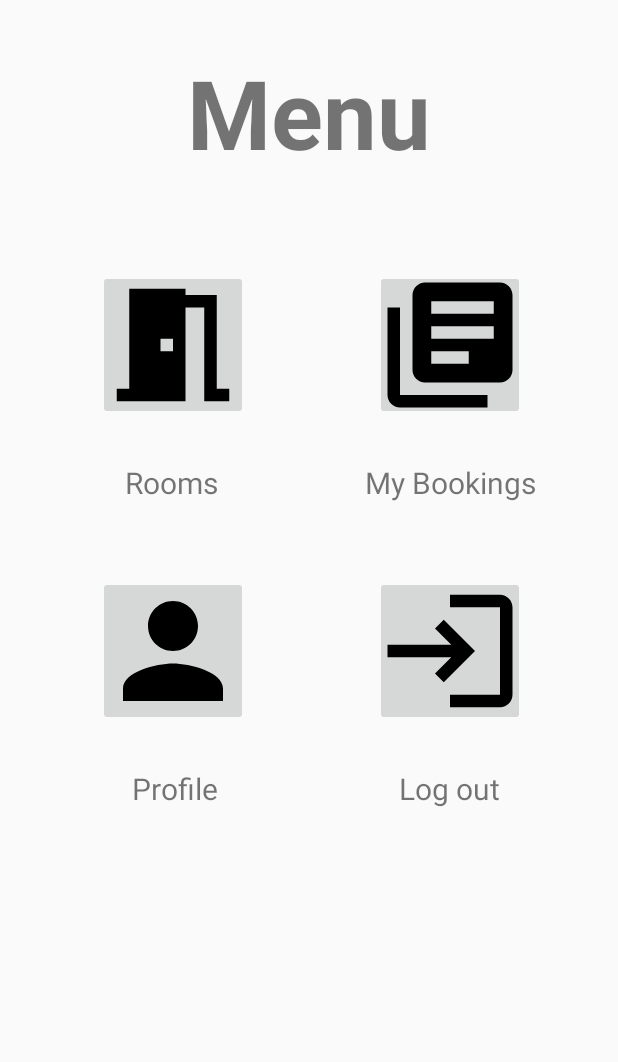
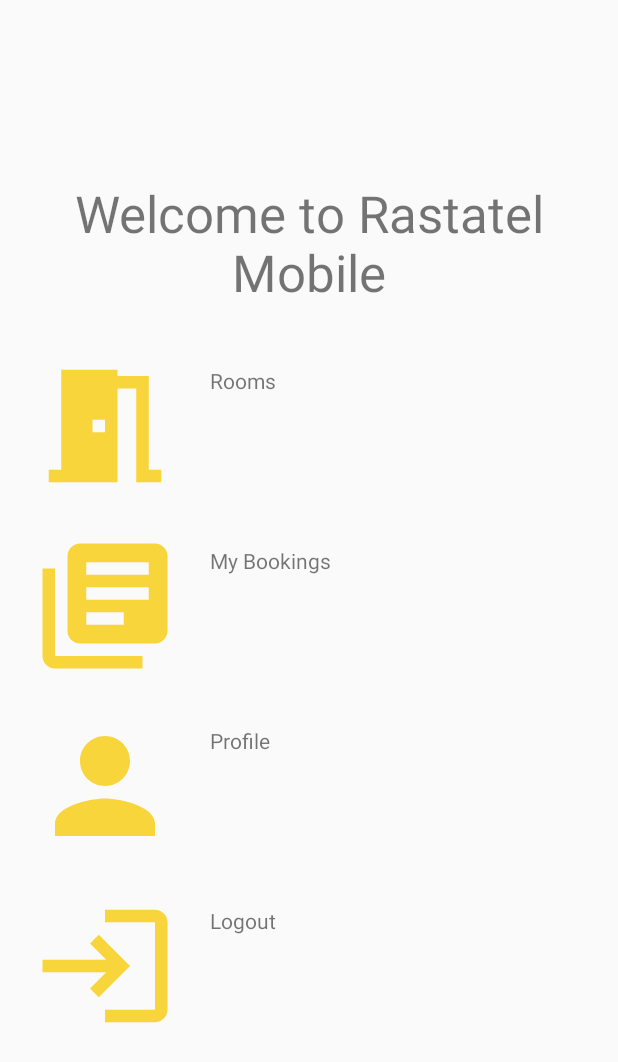
Before and after one commit to mjasper30/HRS-Mobile, an Android app: the Menu screen opened directly, with no data from a screen before it, on a phone screen of 412 x 824 dp. Shown: the top 1062 px of the screen. Run offline under Robolectric (Android 15) with nearby library versions, the phone set to English and light mode, and no system bars.

Commit message:
home.xml - changed the main menu layout and design
ic_booking.xml, ic_logout.xml, ic.profile.xml, ic_rooms.xml - renamed and changed color.

main_menu.xml - changes reverted, ignore this

MainActivity.java - added public void onBackPressed(), makes the user press the back button twice to confirm exiting.

Menu.java - added public void onBackPressed(), makes the user press the back button twice to confirm exiting, renamed IDs to match home.xml .

-Kenneth

```diff
--- a/app/src/main/java/com/macaraeg_jasper/rastatel/MainActivity.java
+++ b/app/src/main/java/com/macaraeg_jasper/rastatel/MainActivity.java
@@ -6,6 +6,7 @@ import android.util.Log;
 import android.view.View;
 import android.widget.EditText;
 import android.widget.Toast;
+import android.os.Handler;
 
 import androidx.appcompat.app.AppCompatActivity;
 
@@ -22,6 +23,8 @@ import java.util.HashMap;
 import java.util.Map;
 
 public class MainActivity extends AppCompatActivity {
+
+    private boolean isBackPressedOnce = false;
 
     private EditText etEmail, etPassword;
     private String email, password;
@@ -80,4 +83,23 @@ public class MainActivity extends AppCompatActivity {
         startActivity(intent);
         finish();
     }
+    @Override
+    public void onBackPressed() {
+
+        if (isBackPressedOnce) {
+            super.onBackPressed();
+            return;
+        }
+
+        Toast.makeText(this, "Press again to exit", Toast.LENGTH_SHORT).show();
+        isBackPressedOnce = true;
+
+        new Handler().postDelayed(new Runnable() {
+            @Override
+            public void run() {
+                isBackPressedOnce = false;
+            }
+        }, 2000);
+
+    }
 }
--- a/app/src/main/java/com/macaraeg_jasper/rastatel/Menu.java
+++ b/app/src/main/java/com/macaraeg_jasper/rastatel/Menu.java
@@ -1,9 +1,13 @@
 package com.macaraeg_jasper.rastatel;
 
+import android.annotation.SuppressLint;
 import android.content.Intent;
 import android.os.Bundle;
+import android.os.Handler;
 import android.view.View;
 import android.widget.ImageButton;
+import android.widget.RelativeLayout;
+import android.widget.Toast;
 
 import androidx.appcompat.app.AppCompatActivity;
 
@@ -12,22 +16,24 @@ import com.macaraeg_jasper.rastatel.activities.RoomActivity;
 
 public class Menu extends AppCompatActivity {
 
-    private ImageButton imgRooms;
-    private ImageButton imgMyBookings;
-    private ImageButton imgProfile;
-    private ImageButton imgLogout;
+    private boolean isBackPressedOnce=false;
+
+    private RelativeLayout listRoom;
+    private RelativeLayout listBooking;
+    private RelativeLayout listProfile;
+    private RelativeLayout listLogout;
 
     @Override
     public void onCreate(Bundle savedInstanceState) {
         super.onCreate(savedInstanceState);
         setContentView(R.layout.home);
 
-        imgRooms = (ImageButton) findViewById(R.id.imgRooms);
-        imgMyBookings = (ImageButton) findViewById(R.id.imgMyBookings);
-        imgProfile = (ImageButton) findViewById(R.id.imgProfile);
-        imgLogout = (ImageButton) findViewById(R.id.imgLogout);
+        listRoom = (RelativeLayout) findViewById(R.id.listRoom);
+        listBooking = (RelativeLayout) findViewById(R.id.listBooking);
+        listProfile = (RelativeLayout) findViewById(R.id.listProfile);
+        listLogout = (RelativeLayout) findViewById(R.id.listLogout);
 
-        imgRooms.setOnClickListener(new View.OnClickListener() {
+        listRoom.setOnClickListener(new View.OnClickListener() {
             @Override
             public void onClick(View view) {
                 Intent intent = new Intent(Menu.this, RoomActivity.class);
@@ -36,7 +42,7 @@ public class Menu extends AppCompatActivity {
             }
         });
 
-        imgMyBookings.setOnClickListener(new View.OnClickListener() {
+        listBooking.setOnClickListener(new View.OnClickListener() {
             @Override
             public void onClick(View view) {
                 Intent intent = new Intent(Menu.this, MyBookingActivity.class);
@@ -45,14 +51,14 @@ public class Menu extends AppCompatActivity {
             }
         });
 
-        imgProfile.setOnClickListener(new View.OnClickListener() {
+        listProfile.setOnClickListener(new View.OnClickListener() {
             @Override
             public void onClick(View view) {
 
             }
         });
 
-        imgLogout.setOnClickListener(new View.OnClickListener() {
+        listLogout.setOnClickListener(new View.OnClickListener() {
             @Override
             public void onClick(View view) {
                 Intent intent = new Intent(Menu.this, MainActivity.class);
@@ -61,4 +67,23 @@ public class Menu extends AppCompatActivity {
             }
         });
     }
+    @Override
+    public void onBackPressed() {
+
+        if (isBackPressedOnce) {
+            super.onBackPressed();
+            return;
+        }
+
+        Toast.makeText(this, "Press again to exit", Toast.LENGTH_SHORT).show();
+        isBackPressedOnce = true;
+
+        new Handler().postDelayed(new Runnable() {
+            @Override
+            public void run() {
+                isBackPressedOnce = false;
+            }
+        }, 2000);
+
+    }
 }
--- a/app/src/main/res/drawable/booking.xml
+++ b/app/src/main/res/drawable/ic_booking.xml
@@ -1,4 +1,4 @@
-<vector android:height="100dp" android:tint="#000000"
+<vector android:height="100dp" android:tint="#f7d53b"
     android:viewportHeight="24" android:viewportWidth="24"
     android:width="100dp" xmlns:android="http://schemas.android.com/apk/res/android">
     <path android:fillColor="@android:color/white" android:pathData="M4,6L2,6v14c0,1.1 0.9,2 2,2h14v-2L4,20L4,6zM20,2L8,2c-1.1,0 -2,0.9 -2,2v12c0,1.1 0.9,2 2,2h12c1.1,0 2,-0.9 2,-2L22,4c0,-1.1 -0.9,-2 -2,-2zM19,11L9,11L9,9h10v2zM15,15L9,15v-2h6v2zM19,7L9,7L9,5h10v2z"/>
--- a/app/src/main/res/drawable/logout.xml
+++ b/app/src/main/res/drawable/ic_logout.xml
@@ -1,4 +1,4 @@
-<vector android:height="100dp" android:tint="#000000"
+<vector android:height="100dp" android:tint="#f7d53b"
     android:viewportHeight="24" android:viewportWidth="24"
     android:width="100dp" xmlns:android="http://schemas.android.com/apk/res/android">
     <path android:fillColor="@android:color/white" android:pathData="M11,7L9.6,8.4l2.6,2.6H2v2h10.2l-2.6,2.6L11,17l5,-5L11,7zM20,19h-8v2h8c1.1,0 2,-0.9 2,-2V5c0,-1.1 -0.9,-2 -2,-2h-8v2h8V19z"/>
--- a/app/src/main/res/drawable/profile.xml
+++ b/app/src/main/res/drawable/ic_profile.xml
@@ -1,4 +1,4 @@
-<vector android:height="100dp" android:tint="#000000"
+<vector android:height="100dp" android:tint="#f7d53b"
     android:viewportHeight="24" android:viewportWidth="24"
     android:width="100dp" xmlns:android="http://schemas.android.com/apk/res/android">
     <path android:fillColor="@android:color/white" android:pathData="M12,12c2.21,0 4,-1.79 4,-4s-1.79,-4 -4,-4 -4,1.79 -4,4 1.79,4 4,4zM12,14c-2.67,0 -8,1.34 -8,4v2h16v-2c0,-2.66 -5.33,-4 -8,-4z"/>
--- a/app/src/main/res/drawable/rooms.xml
+++ b/app/src/main/res/drawable/ic_rooms.xml
@@ -1,4 +1,4 @@
-<vector android:height="100dp" android:tint="#000000"
+<vector android:height="100dp" android:tint="#f7d53b"
     android:viewportHeight="24" android:viewportWidth="24"
     android:width="100dp" xmlns:android="http://schemas.android.com/apk/res/android">
     <path android:fillColor="@android:color/white" android:pathData="M14,6v15L3,21v-2h2L5,3h9v1h5v15h2v2h-4L17,6h-3zM10,11v2h2v-2h-2z"/>
--- a/app/src/main/res/layout/home.xml
+++ b/app/src/main/res/layout/home.xml
@@ -1,115 +1,138 @@
 <?xml version="1.0" encoding="utf-8"?>
-<androidx.constraintlayout.widget.ConstraintLayout xmlns:android="http://schemas.android.com/apk/res/android"
-    xmlns:app="http://schemas.android.com/apk/res-auto"
-    xmlns:tools="http://schemas.android.com/tools"
+
+<LinearLayout
+    xmlns:android="http://schemas.android.com/apk/res/android"
+    android:orientation="vertical"
     android:layout_width="match_parent"
     android:layout_height="match_parent"
-    android:orientation="vertical">
+    android:gravity="center_vertical"
+    >
 
         <TextView
+            android:layout_width="wrap_content"
+            android:layout_height="wrap_content"
+            android:layout_gravity="center_horizontal"
+            android:paddingBottom="20dp"
+            android:text="Welcome to Rastatel Mobile"
+            android:textAlignment="center"
+            android:textAllCaps="false"
+            android:textSize="34sp">
+
+        </TextView>
+
+        <RelativeLayout
             android:layout_width="match_parent"
             android:layout_height="wrap_content"
-        android:layout_marginTop="32dp"
-        android:gravity="center"
-        android:text="Menu"
-        android:textSize="64dp"
-        android:textStyle="bold"
-        app:layout_constraintEnd_toEndOf="parent"
-        app:layout_constraintHorizontal_bias="0.0"
-        app:layout_constraintStart_toStartOf="parent"
-        app:layout_constraintTop_toTopOf="parent"></TextView>
+            android:id="@+id/listRoom">
 
-    <ImageButton
-        android:id="@+id/imgLogout"
-        android:layout_width="100dp"
-        android:layout_height="100dp"
-        android:layout_marginTop="384dp"
-        android:src="@drawable/logout"
-        app:layout_constraintEnd_toEndOf="parent"
-        app:layout_constraintHorizontal_bias="0.575"
-        app:layout_constraintStart_toEndOf="@+id/imgProfile"
-        app:layout_constraintTop_toTopOf="parent"></ImageButton>
+                <LinearLayout
+                    android:layout_width="match_parent"
+                    android:layout_height="wrap_content"
+                    android:layout_marginVertical="10dp"
+                    android:orientation="horizontal">
+
+                        <LinearLayout
+                            android:layout_width="wrap_content"
+                            android:layout_height="wrap_content"
+                            android:background="@drawable/ic_rooms"
+                            android:layout_marginStart="20dp">
+                        </LinearLayout>
 
                         <TextView
-        android:id="@+id/txtRooms"
                             android:layout_width="wrap_content"
                             android:layout_height="wrap_content"
-        android:layout_marginTop="28dp"
                             android:text="Rooms"
-        android:textSize="20dp"
-        app:layout_constraintEnd_toEndOf="parent"
-        app:layout_constraintHorizontal_bias="0.238"
-        app:layout_constraintStart_toStartOf="parent"
-        app:layout_constraintTop_toBottomOf="@+id/imgRooms" />
+                            android:layout_marginStart="20dp"
+                            android:paddingTop="10dp">
+                        </TextView>
+                </LinearLayout>
+
+        </RelativeLayout>
+
+        <RelativeLayout
+            android:layout_width="match_parent"
+            android:layout_height="wrap_content"
+            android:id="@+id/listBooking">
+
+                <LinearLayout
+                    android:layout_width="match_parent"
+                    android:layout_height="wrap_content"
+                    android:layout_marginVertical="10dp"
+                    android:orientation="horizontal">
+
+                        <LinearLayout
+                            android:layout_width="wrap_content"
+                            android:layout_height="wrap_content"
+                            android:background="@drawable/ic_booking"
+                            android:layout_marginStart="20dp">
+                        </LinearLayout>
 
                         <TextView
-        android:id="@+id/txtProfile"
                             android:layout_width="wrap_content"
                             android:layout_height="wrap_content"
-        android:layout_marginTop="28dp"
-        android:text="Profile"
-        android:textSize="20dp"
-        app:layout_constraintEnd_toEndOf="parent"
-        app:layout_constraintHorizontal_bias="0.249"
-        app:layout_constraintStart_toStartOf="parent"
-        app:layout_constraintTop_toBottomOf="@+id/imgProfile" />
+                            android:layout_marginStart="20dp"
+                            android:paddingTop="10dp"
+                            android:text="My Bookings"></TextView>
+                </LinearLayout>
+
+        </RelativeLayout>
+
+        <RelativeLayout
+            android:layout_width="match_parent"
+            android:layout_height="wrap_content"
+            android:id="@+id/listProfile">
+
+                <LinearLayout
+                    android:layout_width="match_parent"
+                    android:layout_height="wrap_content"
+                    android:layout_marginVertical="10dp"
+                    android:orientation="horizontal">
+
+                        <LinearLayout
+                            android:layout_width="wrap_content"
+                            android:layout_height="wrap_content"
+                            android:background="@drawable/ic_profile"
+                            android:layout_marginStart="20dp">
+                        </LinearLayout>
 
                         <TextView
-        android:id="@+id/txtLogout"
                             android:layout_width="wrap_content"
                             android:layout_height="wrap_content"
-        android:layout_marginTop="28dp"
-        android:text="Log out"
-        android:textSize="20dp"
-        app:layout_constraintEnd_toEndOf="parent"
-        app:layout_constraintHorizontal_bias="0.772"
-        app:layout_constraintStart_toStartOf="parent"
-        app:layout_constraintTop_toBottomOf="@+id/imgLogout" />
+                            android:text="Profile"
+                            android:layout_marginStart="20dp"
+                            android:paddingTop="10dp">
+                        </TextView>
+                </LinearLayout>
+
+        </RelativeLayout>
+
+        <RelativeLayout
+            android:layout_width="match_parent"
+            android:layout_height="wrap_content"
+            android:id="@+id/listLogout">
+
+                <LinearLayout
+                    android:layout_width="match_parent"
+                    android:layout_height="wrap_content"
+                    android:layout_marginVertical="10dp"
+                    android:orientation="horizontal">
+
+                        <LinearLayout
+                            android:layout_width="wrap_content"
+                            android:layout_height="wrap_content"
+                            android:background="@drawable/ic_logout"
+                            android:layout_marginStart="20dp">
+                        </LinearLayout>
 
                         <TextView
-        android:id="@+id/txtMyBookings"
                             android:layout_width="wrap_content"
                             android:layout_height="wrap_content"
-        android:layout_marginTop="28dp"
-        android:text="My Bookings"
-        android:textSize="20dp"
-        app:layout_constraintEnd_toEndOf="parent"
-        app:layout_constraintHorizontal_bias="0.817"
-        app:layout_constraintStart_toStartOf="parent"
-        app:layout_constraintTop_toBottomOf="@+id/imgMyBookings" />
+                            android:text="Logout"
+                            android:layout_marginStart="20dp"
+                            android:paddingTop="10dp">
+                        </TextView>
+                </LinearLayout>
 
-    <ImageButton
-        android:id="@+id/imgMyBookings"
-        android:layout_width="100dp"
-        android:layout_height="100dp"
-        android:layout_marginTop="180dp"
-        android:src="@drawable/booking"
-        app:layout_constraintEnd_toEndOf="parent"
-        app:layout_constraintHorizontal_bias="0.575"
-        app:layout_constraintStart_toEndOf="@+id/imgRooms"
-        app:layout_constraintTop_toTopOf="parent"></ImageButton>
+        </RelativeLayout>
 
-    <ImageButton
-        android:id="@+id/imgRooms"
-        android:layout_width="100dp"
-        android:layout_height="100dp"
-        android:layout_marginTop="180dp"
-        android:src="@drawable/rooms"
-        app:layout_constraintEnd_toEndOf="parent"
-        app:layout_constraintHorizontal_bias="0.209"
-        app:layout_constraintStart_toStartOf="parent"
-        app:layout_constraintTop_toTopOf="parent"></ImageButton>
-
-    <ImageButton
-        android:id="@+id/imgProfile"
-        android:layout_width="100dp"
-        android:layout_height="100dp"
-        android:layout_marginTop="384dp"
-        android:src="@drawable/profile"
-        app:layout_constraintEnd_toEndOf="parent"
-        app:layout_constraintHorizontal_bias="0.209"
-        app:layout_constraintStart_toStartOf="parent"
-        app:layout_constraintTop_toTopOf="parent"></ImageButton>
-
-
-</androidx.constraintlayout.widget.ConstraintLayout>
+</LinearLayout>
--- a/app/src/main/res/menu/main_menu.xml
+++ b/app/src/main/res/menu/main_menu.xml
@@ -5,15 +5,15 @@
     <group android:checkableBehavior="single">
         <item
             android:id="@+id/rooms"
-            android:icon="@drawable/rooms"
+            android:icon="@drawable/ic_rooms"
             android:title="Rooms"></item>
         <item
             android:id="@+id/my_booking"
-            android:icon="@drawable/booking"
+            android:icon="@drawable/ic_booking"
             android:title="My Bookings"></item>
         <item
             android:id="@+id/logout"
-            android:icon="@drawable/logout"
+            android:icon="@drawable/ic_logout"
             android:title="Logout"></item>
     </group>
 </menu>
```
Lines whose indentation alone changed are shown as unchanged.
